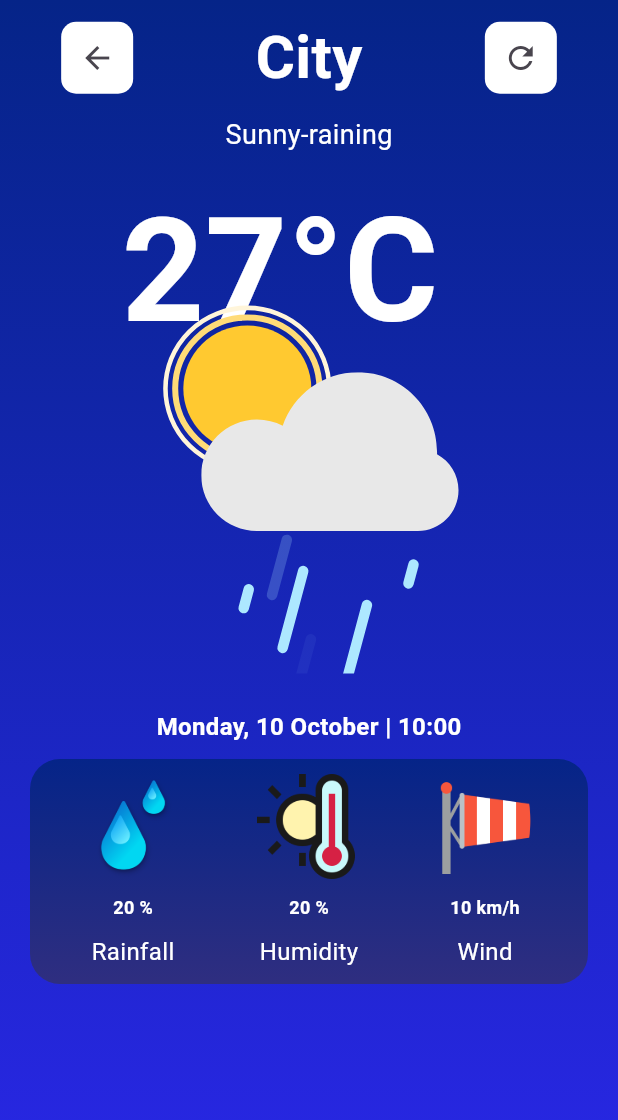
After one commit to maciejsulikowski/weather_app, a Flutter app: the DetailsWidget screen opened directly, on a phone screen of 412 x 824 dp. The commit adds this screen. Shown: the top 1120 px of the screen. Run offline on Flutter 3.47's test engine with Material 2 defaults, Android fonts, the phone set to English and light mode, and no system bars; our stand-ins replace google_fonts, lottie.

Commit message:
Make details_page

```diff
--- a/lib/features/weather_page/column_weather_widget.dart
+++ b/lib/features/weather_page/column_weather_widget.dart
@@ -1,5 +1,7 @@
 import 'package:flutter/material.dart';
 import 'package:google_fonts/google_fonts.dart';
+import 'package:weather_app/features/weather_page/details_widget.dart';
+import 'package:weather_app/features/weather_page/weather_widget.dart';
 
 class ColumnWeatherWidget extends StatelessWidget {
   const ColumnWeatherWidget({
@@ -8,7 +10,12 @@ class ColumnWeatherWidget extends StatelessWidget {
 
   @override
   Widget build(BuildContext context) {
-    return Container(
+    return InkWell(
+      onTap: () {
+        Navigator.of(context).push(
+            MaterialPageRoute(builder: ((context) => const DetailsWidget())));
+      },
+      child: Container(
         decoration: BoxDecoration(
             borderRadius: BorderRadius.circular(20),
             gradient: const LinearGradient(
@@ -41,6 +48,7 @@ class ColumnWeatherWidget extends StatelessWidget {
                 )),
           ],
         ),
+      ),
     );
   }
 }
--- /dev/null
+++ b/lib/features/weather_page/details_widget.dart
@@ -0,0 +1,98 @@
+import 'package:flutter/material.dart';
+import 'package:google_fonts/google_fonts.dart';
+import 'package:weather_app/features/weather_page/animation_weather_widget.dart';
+import 'package:weather_app/features/weather_page/basic_information_weather_widget.dart';
+import 'package:weather_app/features/weather_page/days_widget.dart';
+import 'package:weather_app/features/weather_page/text_around_details_widget.dart';
+
+class DetailsWidget extends StatelessWidget {
+  const DetailsWidget({
+    super.key,
+  });
+
+  @override
+  Widget build(BuildContext context) {
+    return Scaffold(
+        body: SafeArea(
+      child: Container(
+        decoration: const BoxDecoration(
+            gradient: LinearGradient(
+          begin: Alignment.topCenter,
+          end: Alignment.bottomCenter,
+          colors: [
+            Color.fromARGB(255, 5, 36, 136),
+            Color.fromARGB(255, 42, 39, 233),
+          ],
+        )),
+        child: ListView(
+          children: [
+            Center(
+              child: Column(
+                children: [
+                  const SizedBox(
+                    height: 10,
+                  ),
+                  Row(
+                      mainAxisAlignment: MainAxisAlignment.spaceAround,
+                      children: [
+                        Container(
+                          decoration: BoxDecoration(
+                            borderRadius: BorderRadius.circular(10),
+                            color: Colors.white,
+                          ),
+                          child: IconButton(
+                              onPressed: () {
+                                Navigator.of(context).pop();
+                              },
+                              icon: const Icon(Icons.arrow_back)),
+                        ),
+                        Text('City',
+                            style: GoogleFonts.aBeeZee(
+                              fontSize: 40,
+                              color: Colors.white,
+                              fontWeight: FontWeight.bold,
+                            )),
+                        Container(
+                          decoration: BoxDecoration(
+                            borderRadius: BorderRadius.circular(10),
+                            color: Colors.white,
+                          ),
+                          child: IconButton(
+                              onPressed: () {},
+                              icon: const Icon(Icons.refresh)),
+                        )
+                      ]),
+                  const SizedBox(
+                    height: 10,
+                  ),
+                  Text('Sunny-raining',
+                      style: GoogleFonts.aBeeZee(
+                        fontSize: 18,
+                        color: Colors.white,
+                      )),
+                  const SizedBox(
+                    height: 10,
+                  ),
+                  const AnimationWeatherWidget(),
+                  const SizedBox(
+                    height: 10,
+                  ),
+                  Text('Monday, 10 October | 10:00',
+                      style: GoogleFonts.aBeeZee(
+                        fontSize: 16,
+                        color: Colors.white,
+                        fontWeight: FontWeight.bold,
+                      )),
+                  const SizedBox(
+                    height: 10,
+                  ),
+                  const BasicInformationWeatherWidget(),
+                ],
+              ),
+            ),
+          ],
+        ),
+      ),
+    ));
+  }
+}
```
Lines whose indentation alone changed are shown as unchanged.
